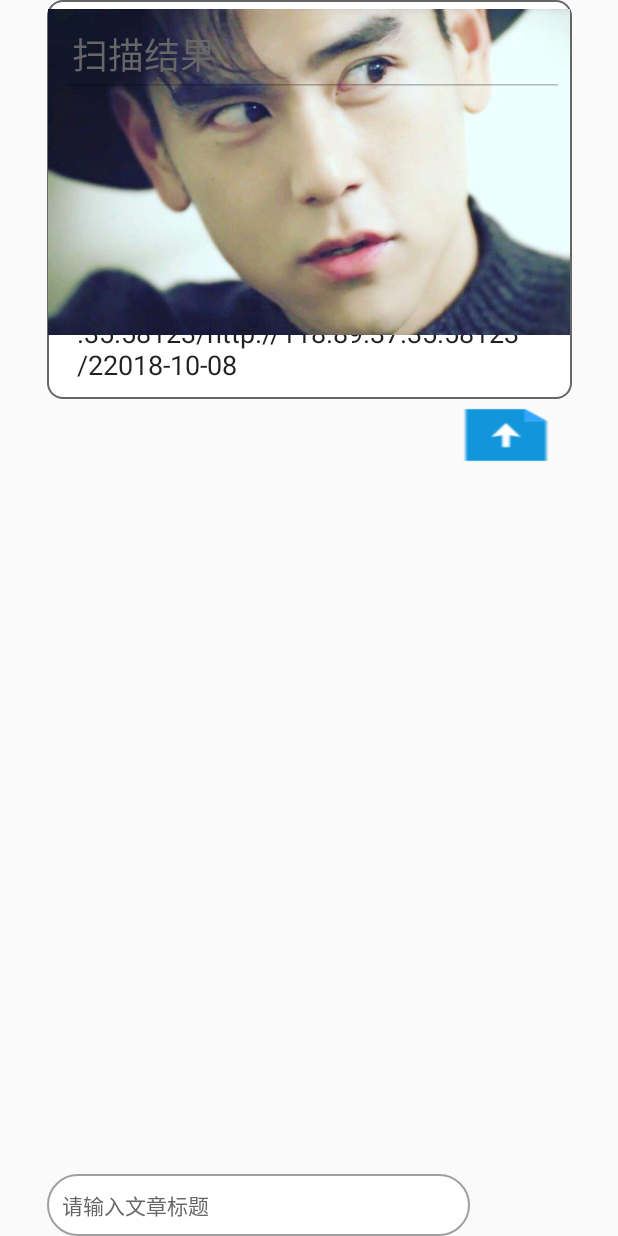
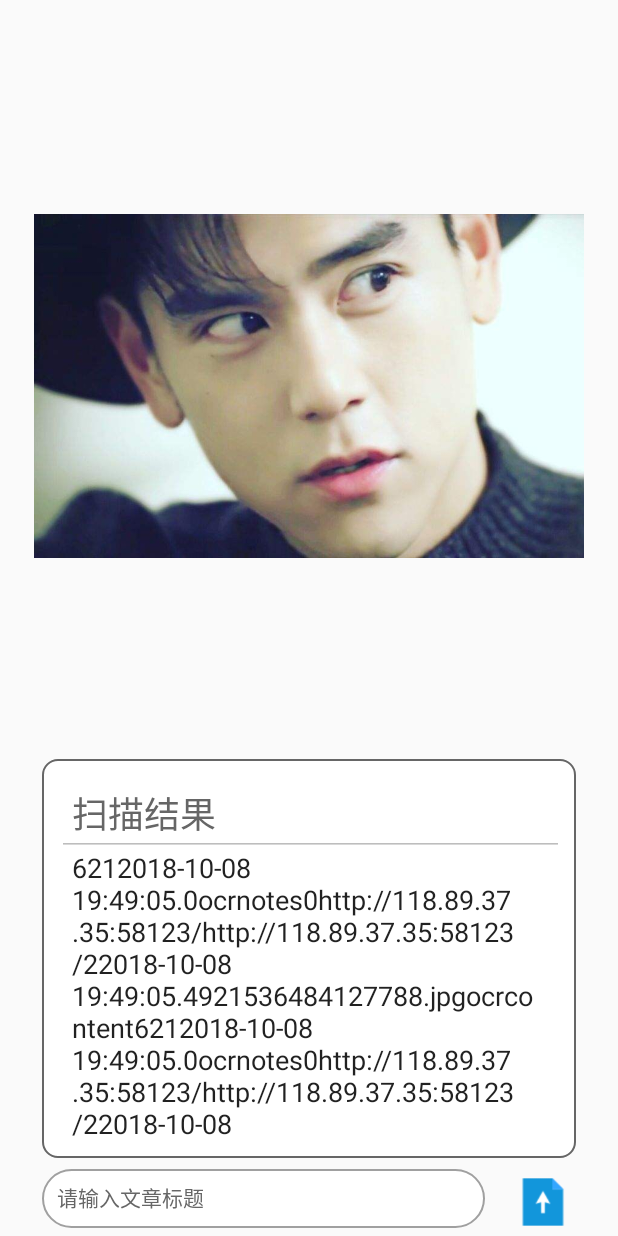
Before and after one commit to lancelee98/OcrNotes, an Android app: the layout activity_ocr.xml on its own in the app's theme, with its tools: preview values and no code run, on a phone screen of 412 x 824 dp. Run offline under Robolectric (Android 15) with nearby library versions, the phone set to English and light mode, and no system bars.

Commit message:
fix utf8 bug

```diff
--- a/app/src/main/AndroidManifest.xml
+++ b/app/src/main/AndroidManifest.xml
@@ -35,6 +35,9 @@
 
         <activity android:name=".module.SignupActivity" />
         <activity android:name=".module.IndexActivity" />
+        <activity android:name=".module.TEST">
+
+        </activity>
 
     </application>
 
--- a/app/src/main/java/com/smujsj16/ocr_notes/module/TEST.java
+++ b/app/src/main/java/com/smujsj16/ocr_notes/module/TEST.java
@@ -61,25 +61,25 @@ public class TEST extends Activity implements View.OnClickListener {
 
                     case R.id.button_download: {
 
-                        User user=new User("18916131518","19980624lc");
+                        User user=new User("18916131518","英语");
                         Info info=new Info( "2","ocrnotes", "ocrcontent",
                                 "sdcard/DCIM/","1536484127788.jpg");
                         //上传笔记信息，倒数第二个参数为图片在本地的位置，
                         // 倒数第一个参数为，图片的名称
 
                        // int i=DBService.getDbService().getUserId(user);//获得id
-                       // int i=DBService.getDbService().createNewUser(user);//创建用户
+                       int i=DBService.getDbService().createNewUser(user);//创建用户
                        // int i=DBService.getDbService().checkPassword("18916139519","19980628lc");//检查密码是否正确
                        //int i=DBService.getDbService().createNewNotes(info);//新建笔记
                         List<Info> infoList=DBService.getDbService().selectNotes("null","2");//查询相关笔记
-                        for(Info i : infoList)
+                        /*for(Info i : infoList)
                         {
                             System.out.println(i.toString());
-                        }
-                        /*if(i==-1)
+                        }*/
+                        if(i==-1)
                             Log.d(TAG,"失败");
                         if(i==1)
-                            Log.d(TAG,"成功");*/
+                            Log.d(TAG,"成功");
 
                     }
                     break;
--- a/app/src/main/java/com/smujsj16/ocr_notes/utils/MysqlUtils.java
+++ b/app/src/main/java/com/smujsj16/ocr_notes/utils/MysqlUtils.java
@@ -12,7 +12,7 @@ import java.sql.SQLException;
 public class MysqlUtils {
 
     private static String driver = "com.mysql.jdbc.Driver";//MySQL 驱动
-    private static String url ="jdbc:mysql://118.89.37.35:3306/ocr_app?serverTimezone=UTC&useUnicode=true&characterEncoding=utf8&useSSL=false";
+    private static String url ="jdbc:mysql://118.89.37.35:3306/ocr_app?serverTimezone=UTC&useUnicode=true&characterEncoding=utf-8&useSSL=false";
     private static String user = "root";//用户名
     private static String password = "19980628@Lc";//密码
 
--- a/app/src/main/res/layout/activity_ocr.xml
+++ b/app/src/main/res/layout/activity_ocr.xml
@@ -9,8 +9,9 @@
 
     <EditText
         android:id="@+id/ocr_content"
-        android:layout_width="350dp"
+        android:layout_width="356dp"
         android:layout_height="266dp"
+        android:layout_marginBottom="52dp"
         android:background="@drawable/text_boder"
         android:ems="10"
         android:inputType="textMultiLine"
@@ -21,24 +22,24 @@
         android:scrollHorizontally="false"
         android:singleLine="false"
         android:text="6212018-10-08 19:49:05.0ocrnotes0http://118.89.37.35:58123/http://118.89.37.35:58123/22018-10-08 19:49:05.4921536484127788.jpgocrcontent6212018-10-08 19:49:05.0ocrnotes0http://118.89.37.35:58123/http://118.89.37.35:58123/22018-10-08 19:49:05.4921536484127788.jpgocrcontent"
+        app:layout_constraintBottom_toBottomOf="parent"
         app:layout_constraintEnd_toEndOf="parent"
-        app:layout_constraintHorizontal_bias="0.503"
-        app:layout_constraintStart_toStartOf="parent"
-        tools:layout_editor_absoluteY="201dp"
-        tools:layout_editor_absoluteX="8dp" />
+        app:layout_constraintStart_toStartOf="parent" />
 
     <ImageView
         android:id="@+id/photo"
-        android:layout_width="348dp"
+        android:layout_width="0dp"
         android:layout_height="229dp"
+        android:layout_marginStart="8dp"
+        android:layout_marginTop="8dp"
+        android:layout_marginEnd="8dp"
+        android:layout_marginBottom="8dp"
         android:foregroundGravity="top"
-        app:layout_constraintBottom_toTopOf="@+id/ocr_content"
+        app:layout_constraintBottom_toTopOf="@+id/editText"
         app:layout_constraintEnd_toEndOf="parent"
         app:layout_constraintStart_toStartOf="parent"
         app:layout_constraintTop_toTopOf="parent"
-        app:srcCompat="@drawable/nav_icon"
-        tools:layout_editor_absoluteX="12dp"
-        app:layout_constraintVertical_bias="0.0" />
+        app:srcCompat="@drawable/nav_icon" />
 
     <EditText
         android:id="@+id/editText"
@@ -59,29 +60,29 @@
 
     <Button
         android:id="@+id/upload"
-        android:layout_width="wrap_content"
-        android:layout_height="48dp"
+        android:layout_width="44dp"
+        android:layout_height="44dp"
+        android:layout_marginStart="8dp"
         android:background="@drawable/upload"
         android:contentDescription="上传"
+        app:layout_constraintBottom_toBottomOf="@+id/title_input"
         app:layout_constraintEnd_toEndOf="@+id/ocr_content"
         app:layout_constraintHorizontal_bias="1.0"
-        app:layout_constraintStart_toEndOf="@+id/title"
-        app:layout_constraintVertical_bias="0.0"
-        app:layout_constraintBottom_toBottomOf="parent"
-        android:layout_marginBottom="16dp"
-        app:layout_constraintTop_toBottomOf="@+id/ocr_content"
-        app:layout_constraintRight_toRightOf="parent" />
+        app:layout_constraintRight_toRightOf="parent"
+        app:layout_constraintStart_toEndOf="@+id/title_input"
+        app:layout_constraintTop_toTopOf="@+id/title_input"
+        app:layout_constraintVertical_bias="0.0" />
 
     <EditText
         android:id="@+id/title_input"
-        android:layout_width="282dp"
-        android:layout_height="wrap_content"
+        android:layout_width="295dp"
+        android:layout_height="39dp"
+        android:layout_marginBottom="5dp"
         android:background="@drawable/round_input"
         android:hint="请输入文章标题"
         android:textColor="#000000"
         android:textColorHint="#666666"
         android:textSize="14sp"
         app:layout_constraintBottom_toBottomOf="parent"
-        app:layout_constraintStart_toStartOf="@+id/ocr_content"
-        tools:layout_editor_absoluteX="8dp" />
+        app:layout_constraintStart_toStartOf="@+id/ocr_content" />
 </android.support.constraint.ConstraintLayout>
--- a/build.gradle
+++ b/build.gradle
@@ -25,3 +25,6 @@ allprojects {
 task clean(type: Delete) {
     delete rootProject.buildDir
 }
+tasks.withType(JavaCompile) {
+    options.encoding = "UTF-8"
+}
```
Also changed, not shown: 1 other file.
